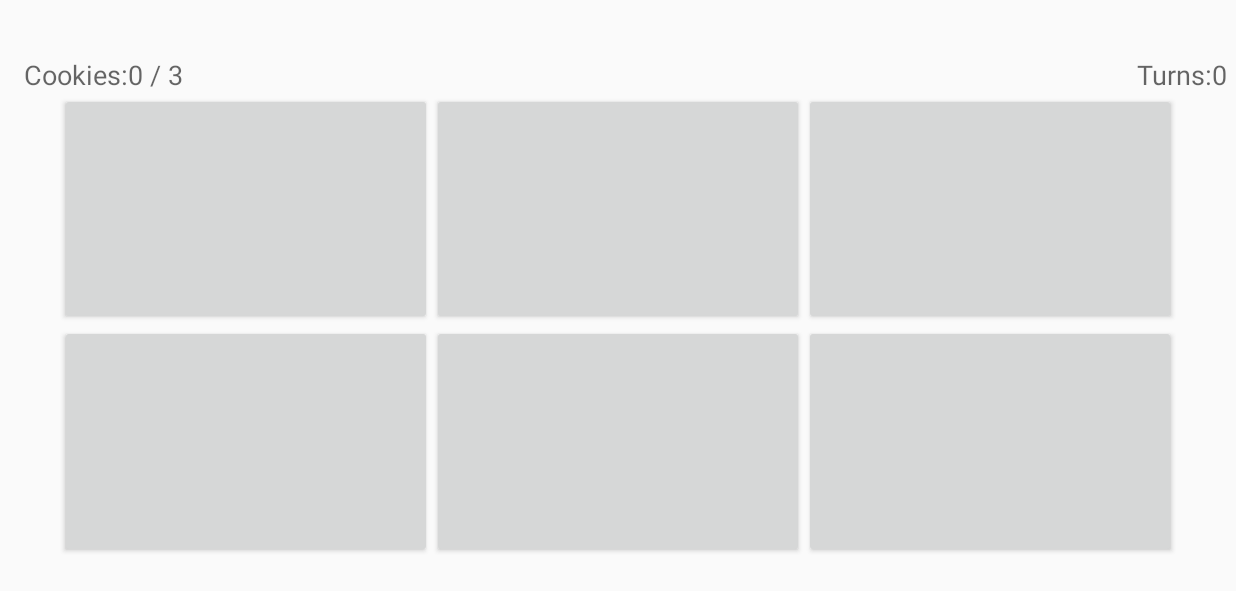
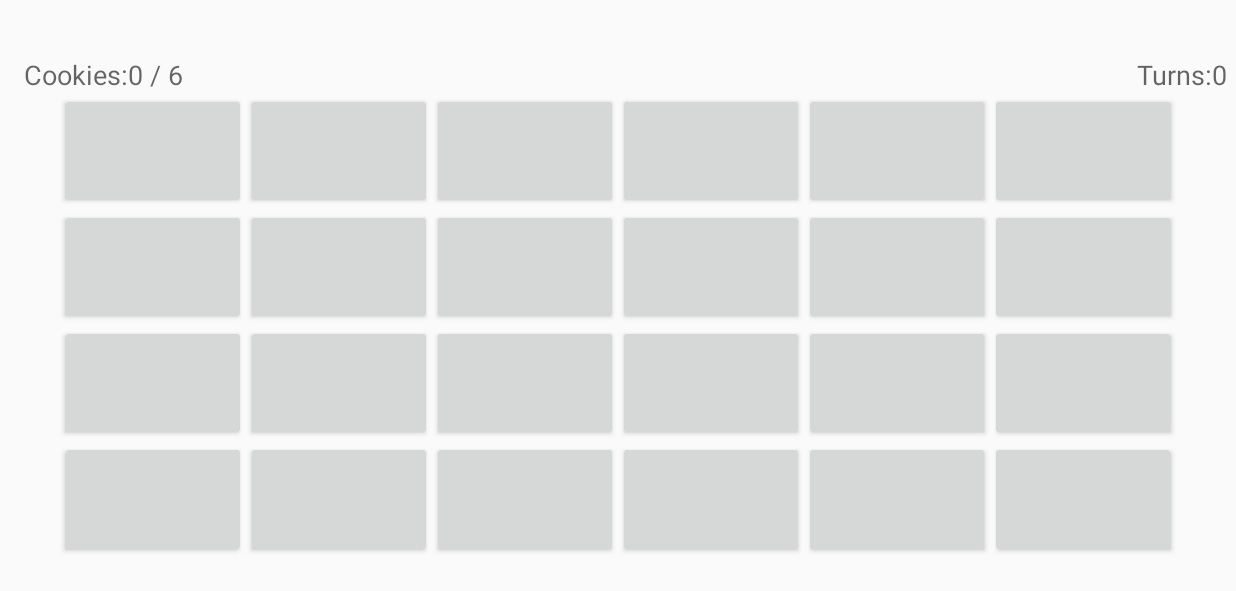
Before and after one commit to Aryex/GooseFinder, an Android app: the GameActivity screen opened directly, with no data from a screen before it, on a phone screen of 824 x 412 dp (held sideways). Shown: the top 591 px of the screen. Run offline under Robolectric (Android 15) with nearby library versions, the phone set to English and light mode, and no system bars.

Commit message:
Functional Requirement Completed.
Game functional.

```diff
--- a/app/build.gradle
+++ b/app/build.gradle
@@ -23,6 +23,7 @@ dependencies {
     implementation fileTree(dir: 'libs', include: ['*.jar'])
     implementation 'androidx.appcompat:appcompat:1.0.2'
     implementation 'androidx.constraintlayout:constraintlayout:1.1.3'
+    implementation 'com.google.android.material:material:1.0.0'
     testImplementation 'junit:junit:4.12'
     androidTestImplementation 'androidx.test.ext:junit:1.1.0'
     androidTestImplementation 'androidx.test.espresso:espresso-core:3.1.1'
--- a/app/src/main/java/com/cmpt276/a3_cookiefinder/game_activity/GameActivity.java
+++ b/app/src/main/java/com/cmpt276/a3_cookiefinder/game_activity/GameActivity.java
@@ -24,10 +24,10 @@ import com.cmpt276.a3_cookiefinder.model.model.game_obj.Point;
 
 public class GameActivity extends AppCompatActivity {
 
-    private static final int MAX_COL = 3;
-    private static final int MAX_ROW = 2;
+    private static int MAX_COL = 3;
+    private static int MAX_ROW = 2;
     private static int turnCount = 0;
-    Button buttons[][] = new Button[MAX_ROW][MAX_COL];
+    private Button[][] buttons;
 
     private GameController gameController;
 
@@ -38,7 +38,7 @@ public class GameActivity extends AppCompatActivity {
             | View.SYSTEM_UI_FLAG_FULLSCREEN // hide status bar
             | View.SYSTEM_UI_FLAG_IMMERSIVE;
 
-    public static Intent getLaunchIntent(Context context){
+    public static Intent getLaunchIntent(Context context) {
         return new Intent(context, GameActivity.class);
     }
 
@@ -51,7 +51,11 @@ public class GameActivity extends AppCompatActivity {
         //gameView.setSystemUiVisibility(IMMERSIVE);
 
 
-        gameController = new GameController(MAX_ROW, MAX_COL, 3);
+        gameController = new GameController();
+        MAX_ROW = gameController.getMAX_ROW();
+        MAX_COL = gameController.getMAX_COL();
+        buttons = new Button[MAX_ROW][MAX_COL];
+
         updateTrackerText();
         generateGameBoard();
         //generateBoardLayout();
@@ -111,13 +115,13 @@ public class GameActivity extends AppCompatActivity {
                 buttons[row][col].setText("" + gameController.scanCookieHint(new Point(row, col)));
 
             } else if (!gameController.hasCookieAt(buttonPoint)) {
-                button.setText(" Hint: " + answer);
+                button.setText("" + answer);
 
             }
             updateAroundPoint(buttonPoint);
             updateTrackerText();
             checkWinCondition();
-            button.setTextSize(32);
+            //button.setTextSize(24);
         }
     }
 
@@ -125,7 +129,7 @@ public class GameActivity extends AppCompatActivity {
         FragmentManager fragmentManager = getSupportFragmentManager();
         AlertFragment dialog = new AlertFragment();
 
-        if(gameController.won()){
+        if (gameController.won()) {
             dialog.show(fragmentManager, "Alert Dialog");
         }
     }
@@ -146,7 +150,7 @@ public class GameActivity extends AppCompatActivity {
                 //if its not the point that im at, update it.
                 if (!point.equals(startingPoint) && gameController.hasVisited(point)) {
                     if (!gameController.hasCookieAt(point)) {
-                        buttons[row][col].setText("Hint: " + gameController.scanCookieHint(new Point(row, col)));
+                        buttons[row][col].setText("" + gameController.scanCookieHint(new Point(row, col)));
                     } else {
                         if (gameController.hasHintedCookie(point)) {
                             buttons[row][col].setText(" " + gameController.scanCookieHint(new Point(row, col)));
@@ -161,29 +165,42 @@ public class GameActivity extends AppCompatActivity {
     private void turnOnImage(Button button) {
         int newWidth = button.getWidth();
         int newHeight = button.getHeight();
-        Log.i("TurnOnImage: ","Image Size "+newHeight+" : "+newWidth);
+        Log.i("TurnOnImage(): ", " ");
+        Log.i("TurnOnImage(): ", "Button Size Max " + button.getMaxHeight() + " : " + button.getMaxWidth());
+        Log.i("TurnOnImage(): ", "Button Size min " + newHeight + " : " + newWidth);
+
         Bitmap originalBitmap = BitmapFactory.decodeResource(getResources(), R.drawable.game_cookie);
         Bitmap scaledBitmap = Bitmap.createScaledBitmap(originalBitmap, newWidth, newHeight, true);
+        //scaledBitmap.setHeight(scaledBitmap.getHeight()+10);
+
+        Log.i("TurnOnImage(): ", " scaleBitMap Size  " + scaledBitmap.getHeight() + " : " + scaledBitmap.getWidth());
+
         Resources resource = getResources();
         button.setBackground(new BitmapDrawable(resource, scaledBitmap));
     }
 
     private void lockButtonSize() {
+        Log.i("LockButtonSize(): ", " ");
+//        Button buttonFinal = buttons[0][0];
+//        int width = buttonFinal.getWidth();
+//        int height = buttonFinal.getHeight();
+//        Log.i("LOCK: "," BUTTON 0:0  "+height+" : "+width);
+
         for (int row = 0; row < MAX_ROW; row++) {
             for (int col = 0; col < MAX_COL; col++) {
+
                 Button button = buttons[row][col];
-
                 int width = button.getWidth();
+                int height = button.getHeight();
+//                Log.i("LOCK: "," BUTTON[i][j]  "+height+" : "+width);
                 button.setMinWidth(width);
                 button.setMaxWidth(width);
 
-                int height = button.getHeight();
                 button.setMinHeight(height);
                 button.setMaxHeight(height);
+                Log.i("LockButtonSize(): ", " LOCK_SIZE  " + height + " : " + width);
             }
         }
-        Log.i("Lock: ","Old Size "+buttons[0][1].getHeight()+" : "+buttons[0][1].getWidth());
-        Log.i("Lock: ","Old Size "+buttons[1][1].getHeight()+" : "+buttons[1][1].getWidth());
     }
 
 }
--- a/app/src/main/java/com/cmpt276/a3_cookiefinder/model/model/controller/GameController.java
+++ b/app/src/main/java/com/cmpt276/a3_cookiefinder/model/model/controller/GameController.java
@@ -16,20 +16,42 @@ Cookie Map expect x = Row and y = Col
 * */
 public class GameController {
     private final CookieMap cookieMap;
+    private final Options options;
+
+    private int score = 0;
     private int turnCount = 0;
     private int maxScore;
+
+    private int MAX_ROW;
+    private int MAX_COL;
     private ArrayList<Point> revealedCookies = new ArrayList<>();
     private ArrayList<Point> hintedCookies = new ArrayList<>();
     private boolean[][] cellVisited;
-    private int score = 0;
 
-    public GameController(int maxRow, int maxCol, int maxCookies) {
+
+/*    private GameController(int maxRow, int maxCol, int maxCookies) {
         this.cookieMap = new CookieMap(maxRow,maxCol,maxCookies);
         this.maxScore = maxCookies;
         cellVisited = new boolean[cookieMap.getMaxRow()][cookieMap.getMaxCol()];
         for(boolean[] row : cellVisited){
             for (boolean cell : row){
                 cell = false;
+            }
+        }
+    }*/
+
+    public GameController() {
+        options = Options.getInstance();
+        MAX_ROW = options.getMaxRow();
+        MAX_COL = options.getMaxCol();
+        this.maxScore = options.getCookieNum();
+
+        this.cookieMap = new CookieMap(MAX_ROW, MAX_COL, maxScore);
+        cellVisited = new boolean[MAX_ROW][MAX_COL];
+
+        for(boolean[] row : cellVisited){
+            for (boolean col : row){
+                col = false;
             }
         }
     }
@@ -164,4 +186,11 @@ public class GameController {
     public boolean won() {
         return score == maxScore;
     }
+
+    public int getMAX_ROW() {
+        return MAX_ROW;
+    }
+    public int getMAX_COL() {
+        return MAX_COL;
+    }
 }
--- /dev/null
+++ b/app/src/main/java/com/cmpt276/a3_cookiefinder/model/model/controller/Options.java
@@ -0,0 +1,48 @@
+package com.cmpt276.a3_cookiefinder.model.model.controller;
+
+import android.content.SharedPreferences;
+
+import com.cmpt276.a3_cookiefinder.OptionsActivity;
+
+public class Options {
+    private int maxRow = 4;
+    private int maxCol = 6;
+    private int cookieNum = 6;
+
+    private static Options instance = new Options();
+
+    public static Options getInstance(){
+        if(instance == null){
+            instance = new Options();
+        }
+        return instance;
+    }
+
+    public int getMaxRow() {
+        return maxRow;
+    }
+
+    public void setMaxRow(int maxRow) {
+        this.maxRow = maxRow;
+    }
+
+    public int getMaxCol() {
+        return maxCol;
+    }
+
+    public void setMaxCol(int maxCol) {
+        this.maxCol = maxCol;
+    }
+
+    public int getCookieNum() {
+        return cookieNum;
+    }
+
+    public void setCookieNum(int cookieNum) {
+        this.cookieNum = cookieNum;
+    }
+
+    private Options(){
+
+    }
+}
--- a/app/src/main/res/layout/activity_intro.xml
+++ b/app/src/main/res/layout/activity_intro.xml
@@ -40,7 +40,7 @@
             android:textSize="24sp" />
 
         <TextView
-            android:id="@+id/textView2"
+            android:id="@+id/textViewAuthor"
             android:layout_width="wrap_content"
             android:layout_height="wrap_content"
             android:text="Cookie Finder"
--- /dev/null
+++ b/app/src/main/res/values/dimens.xml
@@ -0,0 +1,3 @@
+<resources>
+    <dimen name="fab_margin">16dp</dimen>
+</resources>
--- a/app/src/main/res/values/strings.xml
+++ b/app/src/main/res/values/strings.xml
@@ -2,4 +2,7 @@
     <string name="app_name">A3 - CookieFinder</string>
     <string name="play">Play</string>
     <string name="game_over">Yay!</string>
+    <string name="board_sizes">Board Sizes</string>
+    <string name="number_of_cookies">Number of cookies:</string>
+    <string name="title_activity_about">AboutActivity</string>
 </resources>
```
Also changed, not shown: app/src/main/AndroidManifest.xml (+3 -4 lines), app/src/main/java/com/cmpt276/a3_cookiefinder/AboutActivity.java (added, +20 -0 lines), app/src/main/java/com/cmpt276/a3_cookiefinder/MainMenuActivity.java (+22 -0 lines), app/src/main/java/com/cmpt276/a3_cookiefinder/OptionsActivity.java (added, +140 -0 lines), app/src/main/res/layout/activity_aboutactivity.xml (added, +58 -0 lines), app/src/main/res/layout/activity_options.xml (added, +72 -0 lines), app/src/main/res/values/settings.xml (added, +22 -0 lines), app/src/main/res/values/styles.xml (+9 -0 lines).
